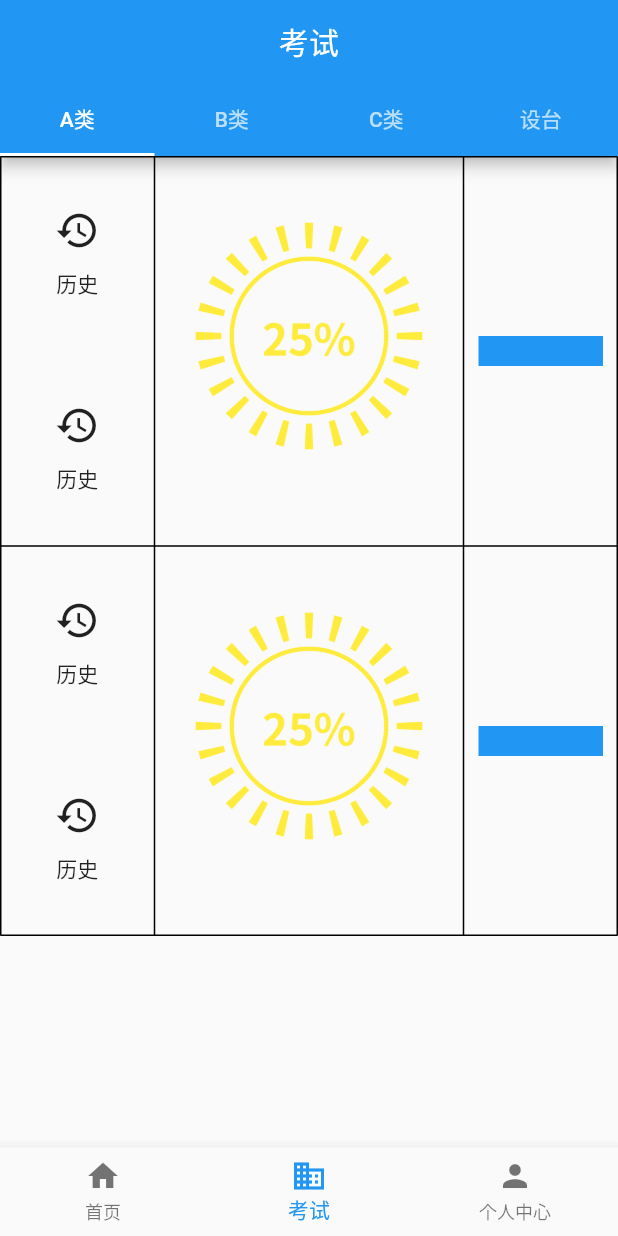
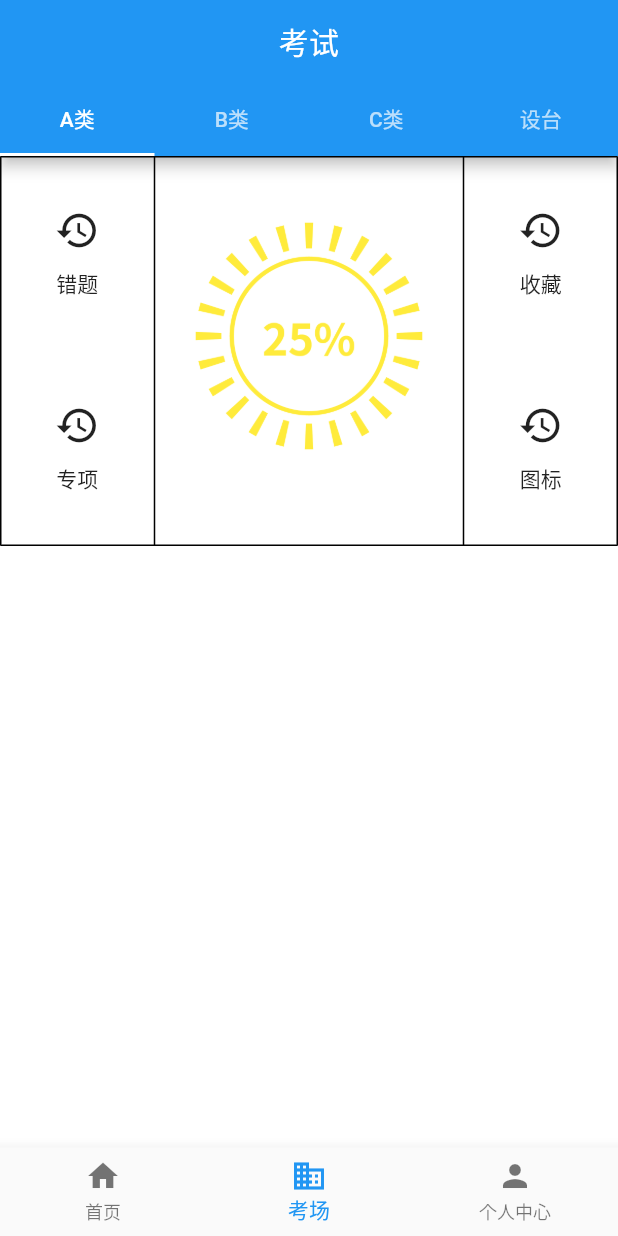
Before and after one commit to 1194117884/ham-tools, a Flutter app: the screen it shows after launch, item 2 of the bottom bar chosen, on a phone screen of 412 x 824 dp. Run offline on Flutter 3.47's test engine with Material 2 defaults, Android fonts, the phone set to English and light mode, and no system bars; our stand-ins replace get.

Commit message:
:sparkles: 支持Getx

```diff
--- a/lib/main.dart
+++ b/lib/main.dart
@@ -1,6 +1,8 @@
 import 'package:flutter/material.dart';
-
-import 'src/examination/examinantion.dart';
+import 'package:get/get.dart';
+import 'package:ham_tools/routes/app_pages.dart';
+import 'package:ham_tools/routes/app_routers.dart';
+import 'package:ham_tools/themes/app_theme.dart';
 
 void main() {
   runApp(const MyApp());
@@ -11,65 +13,12 @@ class MyApp extends StatelessWidget {
 
   @override
   Widget build(BuildContext context) {
-    return MaterialApp(
-      title: 'ham_tools',
-      theme: ThemeData(
-        primarySwatch: Colors.blue,
-      ),
-      home: const MyHomePage(title: '首页'),
+    return GetMaterialApp(
+      title: 'HamTools',
+      initialRoute: AppRoutes.root,
+      getPages: AppPages.list,
+      theme: AppTheme.light,
+      darkTheme: AppTheme.dark,
     );
   }
 }
-
-class MyHomePage extends StatefulWidget {
-  const MyHomePage({super.key, required this.title});
-
-  final String title;
-
-  @override
-  State<MyHomePage> createState() => _MyHomePageState();
-}
-
-/// home page state
-class _MyHomePageState extends State<MyHomePage> {
-  int _selectedIndex = 0;
-
-  static const List<Widget> _widgetOptions = <Widget>[
-    Text('Home'),
-    ExaminationWidget(),
-    Text('UserProfiles'),
-  ];
-
-  void _onItemTapped(int index) {
-    setState(() {
-      _selectedIndex = index;
-    });
-  }
-
-  @override
-  Widget build(BuildContext context) {
-    return Scaffold(
-      body: Center(
-        child: _widgetOptions.elementAt(_selectedIndex),
-      ),
-      bottomNavigationBar: BottomNavigationBar(
-        items: const <BottomNavigationBarItem>[
-          BottomNavigationBarItem(
-            icon: Icon(Icons.home),
-            label: '首页',
-          ),
-          BottomNavigationBarItem(
-            icon: Icon(Icons.business),
-            label: '考试',
-          ),
-          BottomNavigationBarItem(
-            icon: Icon(Icons.person),
-            label: '个人中心',
-          ),
-        ],
-        currentIndex: _selectedIndex,
-        onTap: _onItemTapped,
-      ),
-    );
-  }
-}
--- /dev/null
+++ b/lib/pages/examination/examination_controller.dart
@@ -0,0 +1,8 @@
+import 'package:get/get.dart';
+import 'package:ham_tools/routes/app_routers.dart';
+
+class ExaminationController extends GetxController {
+  void takeExam({required String tab, required int type}) {
+    Get.toNamed(AppRoutes.question);
+  }
+}
--- /dev/null
+++ b/lib/pages/examination/examination_page.dart
@@ -0,0 +1,162 @@
+import 'package:flutter/material.dart';
+import 'package:get/get.dart';
+import 'package:ham_tools/pages/examination/examination_controller.dart';
+
+/// examination page
+class ExaminationPage extends GetView<ExaminationController> {
+  const ExaminationPage({super.key});
+
+  @override
+  Widget build(BuildContext context) {
+    return GetBuilder<ExaminationController>(builder: (controller) {
+      return DefaultTabController(
+        initialIndex: 0,
+        length: 4,
+        child: Scaffold(
+          appBar: AppBar(
+            title: const Text('考试'),
+            centerTitle: true,
+            bottom: const TabBar(
+              tabs: <Widget>[
+                Tab(
+                  text: 'A类',
+                ),
+                Tab(
+                  text: 'B类',
+                ),
+                Tab(
+                  text: 'C类',
+                ),
+                Tab(
+                  text: '设台',
+                ),
+              ],
+            ),
+          ),
+          body: const TabBarView(
+            children: <Widget>[
+              DashboardPanel(tab: 'A'),
+              Center(
+                child: Text("It's rainy here"),
+              ),
+              Center(
+                child: Text("It's sunny here"),
+              ),
+              Center(
+                child: Text("It's sunny here"),
+              ),
+            ],
+          ),
+        ),
+      );
+    });
+  }
+}
+
+/// DashboardPanel
+class DashboardPanel extends StatelessWidget {
+  const DashboardPanel({super.key, required this.tab});
+
+  /// A B C
+  final String tab;
+
+  @override
+  Widget build(BuildContext context) {
+    return Table(
+      border: TableBorder.all(),
+      columnWidths: const <int, TableColumnWidth>{
+        0: FlexColumnWidth(0.5),
+        1: FlexColumnWidth(1),
+        2: FlexColumnWidth(0.5),
+      },
+      children: <TableRow>[
+        TableRow(
+          children: <Widget>[
+            TableCell(
+              verticalAlignment: TableCellVerticalAlignment.middle,
+              child: Column(
+                children: <Widget>[
+                  Container(
+                    margin: const EdgeInsets.all(5),
+                    height: 120,
+                    child: const Tab(
+                      icon: Icon(size: 30, Icons.history),
+                      text: "错题",
+                    ),
+                  ),
+                  Container(
+                    margin: const EdgeInsets.all(5),
+                    height: 120,
+                    child: const Tab(
+                      icon: Icon(size: 30, Icons.history),
+                      text: "专项",
+                    ),
+                  ),
+                ],
+              ),
+            ),
+            ProgressCricle(
+              type: 1,
+              tab: tab,
+            ),
+            TableCell(
+              verticalAlignment: TableCellVerticalAlignment.middle,
+              child: Column(
+                children: <Widget>[
+                  Container(
+                    margin: const EdgeInsets.all(5),
+                    height: 120,
+                    child: const Tab(
+                      icon: Icon(size: 30, Icons.history),
+                      text: "收藏",
+                    ),
+                  ),
+                  Container(
+                    margin: const EdgeInsets.all(5),
+                    height: 120,
+                    child: const Tab(
+                      icon: Icon(size: 30, Icons.history),
+                      text: "图标",
+                    ),
+                  ),
+                ],
+              ),
+            ),
+          ],
+        ),
+      ],
+    );
+  }
+}
+
+/// ProgressCricle
+class ProgressCricle extends StatelessWidget {
+  ProgressCricle({super.key, required this.tab, required this.type});
+
+  ExaminationController controller = Get.put(ExaminationController());
+
+  /// type: 顺序 = 1, 模拟 = 2
+  final int type;
+
+  /// tab: A B C
+  final String tab;
+
+  @override
+  Widget build(BuildContext context) {
+    return GestureDetector(
+      onTap: () => {
+        controller.takeExam(
+          tab: tab,
+          type: type,
+        )
+      },
+      child: const Center(
+        child: ImageIcon(
+          AssetImage('assets/img/progress.png'),
+          color: Colors.yellow,
+          size: 240,
+        ),
+      ),
+    );
+  }
+}
--- /dev/null
+++ b/lib/pages/home/home_controller.dart
@@ -0,0 +1,5 @@
+import 'package:get/get.dart';
+
+class HomeController extends GetxController {
+  final String title = '火腿';
+}
--- /dev/null
+++ b/lib/pages/home/home_page.dart
@@ -0,0 +1,26 @@
+import 'package:flutter/material.dart';
+import 'package:get/get.dart';
+import 'package:ham_tools/pages/home/home_controller.dart';
+
+/// home page
+class HomePage extends GetView<HomeController> {
+  const HomePage({super.key});
+
+  @override
+  Widget build(BuildContext context) {
+    return GetBuilder<HomeController>(builder: (controller) {
+      return Scaffold(
+        appBar: AppBar(
+          title: Text(
+            controller.title,
+          ),
+          centerTitle: true,
+          elevation: 0,
+        ),
+        body: const Center(
+          child: Text('Home'),
+        ),
+      );
+    });
+  }
+}
--- /dev/null
+++ b/lib/pages/question/question_controller.dart
@@ -0,0 +1,3 @@
+import 'package:get/get.dart';
+
+class QuestionController extends GetxController {}
--- /dev/null
+++ b/lib/pages/question/question_page.dart
@@ -0,0 +1,31 @@
+import 'package:flutter/material.dart';
+import 'package:get/get.dart';
+import 'package:ham_tools/pages/question/question_controller.dart';
+
+class QuestionPage extends GetView<QuestionController> {
+  const QuestionPage({super.key});
+
+  @override
+  Widget build(BuildContext context) {
+    return GetBuilder<QuestionController>(builder: (controller) {
+      return Scaffold(
+        appBar: AppBar(
+          leading: Builder(
+            builder: (BuildContext context) {
+              return IconButton(
+                icon: const Icon(Icons.arrow_back),
+                onPressed: () {
+                  Get.back();
+                },
+              );
+            },
+          ),
+          title: Text('答题'),
+        ),
+        body: Center(
+          child: Text('asdfasdf'),
+        ),
+      );
+    });
+  }
+}
--- /dev/null
+++ b/lib/pages/root/root_bind.dart
@@ -0,0 +1,32 @@
+import 'package:get/get.dart';
+import 'package:ham_tools/pages/examination/examination_controller.dart';
+import 'package:ham_tools/pages/home/home_controller.dart';
+import 'package:ham_tools/pages/question/question_controller.dart';
+import 'package:ham_tools/pages/root/root_controller.dart';
+import 'package:ham_tools/pages/user/user_controller.dart';
+
+class RootBinding extends Bindings {
+  @override
+  void dependencies() {
+    Get.lazyPut(
+      () => RootController(),
+      fenix: true,
+    );
+    Get.lazyPut(
+      () => HomeController(),
+      fenix: true,
+    );
+    Get.lazyPut(
+      () => ExaminationController(),
+      fenix: true,
+    );
+    Get.lazyPut(
+      () => UserController(),
+      fenix: true,
+    );
+    Get.lazyPut(
+      () => QuestionController(),
+      fenix: true,
+    );
+  }
+}
--- /dev/null
+++ b/lib/pages/root/root_controller.dart
@@ -0,0 +1,12 @@
+import 'package:get/get.dart';
+
+class RootController extends GetxController {
+  /// current tab index
+  var currentTab = 0.obs;
+
+  void setBar(int index) {
+    currentTab.value = index;
+
+    update();
+  }
+}
--- /dev/null
+++ b/lib/pages/root/root_page.dart
@@ -0,0 +1,44 @@
+import 'package:flutter/material.dart';
+import 'package:get/get.dart';
+import 'package:ham_tools/pages/examination/examination_page.dart';
+import 'package:ham_tools/pages/home/home_page.dart';
+import 'package:ham_tools/pages/root/root_controller.dart';
+import 'package:ham_tools/pages/user/user_page.dart';
+
+class RootPage extends StatelessWidget {
+  RootPage({super.key});
+
+  @override
+  Widget build(BuildContext context) {
+    return GetBuilder<RootController>(builder: (controller) {
+      return Scaffold(
+        body: IndexedStack(
+          index: controller.currentTab.value,
+          children: [
+            const HomePage(),
+            const ExaminationPage(),
+            const UserPage(),
+          ],
+        ),
+        bottomNavigationBar: BottomNavigationBar(
+          currentIndex: controller.currentTab.value,
+          onTap: controller.setBar,
+          items: [
+            const BottomNavigationBarItem(
+              icon: Icon(Icons.home),
+              label: '首页',
+            ),
+            const BottomNavigationBarItem(
+              icon: Icon(Icons.business),
+              label: '考场',
+            ),
+            const BottomNavigationBarItem(
+              icon: Icon(Icons.person),
+              label: '个人中心',
+            ),
+          ],
+        ),
+      );
+    });
+  }
+}
--- /dev/null
+++ b/lib/pages/user/user_controller.dart
@@ -0,0 +1,3 @@
+import 'package:get/get.dart';
+
+class UserController extends GetxController {}
--- /dev/null
+++ b/lib/pages/user/user_page.dart
@@ -0,0 +1,15 @@
+import 'package:flutter/material.dart';
+import 'package:get/get.dart';
+import 'package:ham_tools/pages/user/user_controller.dart';
+
+/// user page
+class UserPage extends GetView<UserController> {
+  const UserPage({super.key});
+
+  @override
+  Widget build(BuildContext context) {
+    return const Center(
+      child: Text('UserProfiles'),
+    );
+  }
+}
--- /dev/null
+++ b/lib/routes/app_pages.dart
@@ -0,0 +1,34 @@
+import 'package:get/get.dart';
+import 'package:ham_tools/pages/examination/examination_page.dart';
+import 'package:ham_tools/pages/home/home_page.dart';
+import 'package:ham_tools/pages/question/question_page.dart';
+import 'package:ham_tools/pages/root/root_bind.dart';
+import 'package:ham_tools/pages/root/root_page.dart';
+import 'package:ham_tools/pages/user/user_page.dart';
+import 'package:ham_tools/routes/app_routers.dart';
+
+class AppPages {
+  static var list = [
+    GetPage(
+      name: AppRoutes.root,
+      page: () => RootPage(),
+      binding: RootBinding(),
+    ),
+    GetPage(
+      name: AppRoutes.home,
+      page: () => const HomePage(),
+    ),
+    GetPage(
+      name: AppRoutes.examination,
+      page: () => const ExaminationPage(),
+    ),
+    GetPage(
+      name: AppRoutes.user,
+      page: () => const UserPage(),
+    ),
+    GetPage(
+      name: AppRoutes.question,
+      page: () => const QuestionPage(),
+    ),
+  ];
+}
--- /dev/null
+++ b/lib/routes/app_routers.dart
@@ -0,0 +1,7 @@
+class AppRoutes {
+  static const String root = '/';
+  static const String home = '/home';
+  static const String examination = '/examination';
+  static const String user = '/user';
+  static const String question = '/question';
+}
--- a/lib/src/examination/examinantion.dart
+++ /dev/null
@@ -1,149 +0,0 @@
-import 'package:flutter/material.dart';
-
-/// examination page
-class ExaminationWidget extends StatelessWidget {
-  const ExaminationWidget({super.key});
-
-  @override
-  Widget build(BuildContext context) {
-    return DefaultTabController(
-      initialIndex: 0,
-      length: 4,
-      child: Scaffold(
-        appBar: AppBar(
-          title: const Text('考试'),
-          centerTitle: true,
-          bottom: const TabBar(
-            tabs: <Widget>[
-              Tab(
-                text: 'A类',
-              ),
-              Tab(
-                text: 'B类',
-              ),
-              Tab(
-                text: 'C类',
-              ),
-              Tab(
-                text: '设台',
-              ),
-            ],
-          ),
-        ),
-        body: const TabBarView(
-          children: <Widget>[
-            DashboardPanel(),
-            Center(
-              child: Text("It's rainy here"),
-            ),
-            Center(
-              child: Text("It's sunny here"),
-            ),
-            Center(
-              child: Text("It's sunny here"),
-            ),
-          ],
-        ),
-      ),
-    );
-  }
-}
-
-/// DashboardPanel
-class DashboardPanel extends StatelessWidget {
-  const DashboardPanel({super.key});
-
-  @override
-  Widget build(BuildContext context) {
-    return Table(
-      border: TableBorder.all(),
-      columnWidths: const <int, TableColumnWidth>{
-        0: FlexColumnWidth(0.5),
-        1: FlexColumnWidth(1),
-        2: FlexColumnWidth(0.5),
-      },
-      children: <TableRow>[
-        TableRow(
-          children: <Widget>[
-            TableCell(
-              verticalAlignment: TableCellVerticalAlignment.middle,
-              child: Column(
-                children: <Widget>[
-                  Container(
-                    margin: const EdgeInsets.all(5),
-                    height: 120,
-                    child: const Tab(
-                        icon: Icon(size: 30, Icons.history), text: "历史"),
-                  ),
-                  Container(
-                    margin: const EdgeInsets.all(5),
-                    height: 120,
-                    child: const Tab(
-                        icon: Icon(size: 30, Icons.history), text: "历史"),
-                  ),
-                ],
-              ),
-            ),
-            const ProgressCricle(),
-            TableCell(
-              verticalAlignment: TableCellVerticalAlignment.middle,
-              child: Container(
-                margin: const EdgeInsets.all(10),
-                height: 20,
-                color: Colors.blue,
-              ),
-            ),
-          ],
-        ),
-        TableRow(
-          children: <Widget>[
-            TableCell(
-              verticalAlignment: TableCellVerticalAlignment.middle,
-              child: Column(
-                children: <Widget>[
-                  Container(
-                    margin: const EdgeInsets.all(5),
-                    height: 120,
-                    child: const Tab(
-                        icon: Icon(size: 30, Icons.history), text: "历史"),
-                  ),
-                  Container(
-                    margin: const EdgeInsets.all(5),
-                    height: 120,
-                    child: const Tab(
-                        icon: Icon(size: 30, Icons.history), text: "历史"),
-                  ),
-                ],
-              ),
-            ),
-            const ProgressCricle(),
-            TableCell(
-              verticalAlignment: TableCellVerticalAlignment.middle,
-              child: Container(
-                margin: const EdgeInsets.all(10),
-                height: 20,
-                color: Colors.blue,
-              ),
-            ),
-          ],
-        ),
-      ],
-    );
-  }
-}
-
-/// ProgressCricle
-class ProgressCricle extends StatelessWidget {
-  const ProgressCricle({super.key});
-
-  @override
-  Widget build(BuildContext context) {
-    return const Center(
-      child: ImageIcon(
-        AssetImage('assets/img/progress.png'),
-        color: Colors.yellow,
-        size: 240,
-      ),
-    );
-  }
-}
--- /dev/null
+++ b/lib/themes/app_theme.dart
@@ -0,0 +1,8 @@
+import 'package:flutter/material.dart';
+import 'package:ham_tools/themes/dark_theme.dart';
+import 'package:ham_tools/themes/light_theme.dart';
+
+class AppTheme {
+  static ThemeData light = lightTheme;
+  static ThemeData dark = darkTheme;
+}
--- /dev/null
+++ b/lib/themes/dark_theme.dart
@@ -0,0 +1,8 @@
+import 'package:flutter/material.dart';
+
+ThemeData darkTheme = ThemeData(
+  brightness: Brightness.dark,
+  scaffoldBackgroundColor: Colors.black87,
+  highlightColor: Colors.transparent,
+  splashColor: Colors.transparent,
+);
--- /dev/null
+++ b/lib/themes/light_theme.dart
@@ -0,0 +1,8 @@
+import 'package:flutter/material.dart';
+
+ThemeData lightTheme = ThemeData(
+  brightness: Brightness.light,
+  scaffoldBackgroundColor: Colors.white,
+  highlightColor: Colors.transparent,
+  splashColor: Colors.transparent,
+);
--- a/pubspec.yaml
+++ b/pubspec.yaml
@@ -35,6 +35,7 @@ dependencies:
   # The following adds the Cupertino Icons font to your application.
   # Use with the CupertinoIcons class for iOS style icons.
   cupertino_icons: ^1.0.2
+  get: ^4.6.5
 
 dev_dependencies:
   flutter_test:
```
